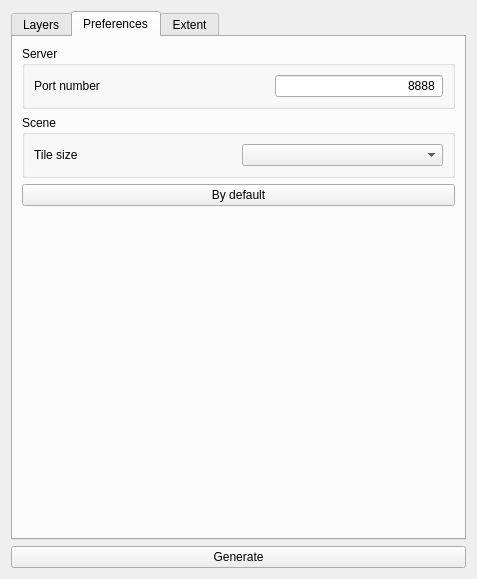
Before: the Qt Designer form ui_vizitown.ui in vongoethe/vizitown_plugin, drawn with Qt 5.
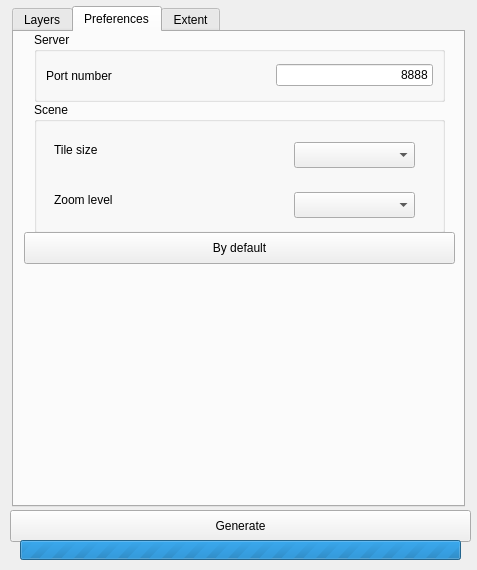
After: the same form once the commit is applied. The open tabs and pages were chosen to show the change. Icons and pictures are not drawn.

```diff
--- a/ui_vizitown.ui
+++ b/ui_vizitown.ui
@@ -10,19 +10,19 @@
     <x>0</x>
     <y>0</y>
     <width>477</width>
-    <height>579</height>
+    <height>570</height>
    </rect>
   </property>
   <property name="minimumSize">
    <size>
     <width>477</width>
-    <height>579</height>
+    <height>570</height>
    </size>
   </property>
   <property name="maximumSize">
    <size>
     <width>477</width>
-    <height>579</height>
+    <height>570</height>
    </size>
   </property>
   <property name="windowTitle">
@@ -32,9 +32,15 @@
    <iconset>
     <normaloff>vt.png</normaloff>vt.png</iconset>
   </property>
-  <layout class="QGridLayout" name="gridLayout">
-   <item row="0" column="0">
     <widget class="QTabWidget" name="tabWidget">
+   <property name="geometry">
+    <rect>
+     <x>12</x>
+     <y>6</y>
+     <width>453</width>
+     <height>501</height>
+    </rect>
+   </property>
      <property name="currentIndex">
       <number>0</number>
      </property>
@@ -106,22 +112,15 @@
       <attribute name="title">
        <string>Preferences</string>
       </attribute>
-      <layout class="QGridLayout" name="gridLayout_4">
-       <item row="3" column="0">
-        <spacer name="verticalSpacer">
-         <property name="orientation">
-          <enum>Qt::Vertical</enum>
-         </property>
-         <property name="sizeHint" stdset="0">
-          <size>
-           <width>20</width>
-           <height>40</height>
-          </size>
-         </property>
-        </spacer>
-       </item>
-       <item row="0" column="0">
         <widget class="QGroupBox" name="groupBox_4">
+     <property name="geometry">
+      <rect>
+       <x>20</x>
+       <y>0</y>
+       <width>411</width>
+       <height>70</height>
+      </rect>
+     </property>
          <property name="title">
           <string>Server</string>
          </property>
@@ -152,7 +151,7 @@
              <set>Qt::ImhDigitsOnly</set>
             </property>
             <property name="inputMask">
-             <string>00000</string>
+         <string>0000</string>
             </property>
             <property name="text">
              <string>8888</string>
@@ -164,34 +163,78 @@
           </item>
          </layout>
         </widget>
-       </item>
-       <item row="1" column="0">
         <widget class="QGroupBox" name="groupBox_5">
+     <property name="geometry">
+      <rect>
+       <x>20</x>
+       <y>70</y>
+       <width>411</width>
+       <height>131</height>
+      </rect>
+     </property>
          <property name="title">
           <string>Scene</string>
          </property>
-         <layout class="QHBoxLayout" name="horizontalLayout_4">
-          <item>
            <widget class="QLabel" name="label_8">
+      <property name="geometry">
+       <rect>
+        <x>20</x>
+        <y>40</y>
+        <width>53</width>
+        <height>16</height>
+       </rect>
+      </property>
             <property name="text">
              <string>Tile size</string>
             </property>
            </widget>
-          </item>
-          <item>
-           <widget class="QComboBox" name="cb_tuile"/>
-          </item>
-         </layout>
-        </widget>
-       </item>
-       <item row="2" column="0">
-        <widget class="QPushButton" name="but_defaut">
+     <widget class="QComboBox" name="cb_tuile">
+      <property name="geometry">
+       <rect>
+        <x>260</x>
+        <y>40</y>
+        <width>121</width>
+        <height>26</height>
+       </rect>
+      </property>
+     </widget>
+     <widget class="QLabel" name="label_9">
+      <property name="geometry">
+       <rect>
+        <x>20</x>
+        <y>90</y>
+        <width>71</width>
+        <height>16</height>
+       </rect>
+      </property>
+      <property name="text">
+       <string>Zoom level</string>
+      </property>
+     </widget>
+     <widget class="QComboBox" name="cb_zoom">
+      <property name="geometry">
+       <rect>
+        <x>260</x>
+        <y>90</y>
+        <width>121</width>
+        <height>26</height>
+       </rect>
+      </property>
+     </widget>
+    </widget>
+    <widget class="QPushButton" name="btn_defaut">
+     <property name="geometry">
+      <rect>
+       <x>10</x>
+       <y>200</y>
+       <width>431</width>
+       <height>32</height>
+      </rect>
+     </property>
          <property name="text">
           <string>By default</string>
          </property>
         </widget>
-       </item>
-      </layout>
      </widget>
      <widget class="QWidget" name="extent">
       <attribute name="title">
@@ -270,15 +313,35 @@
       </layout>
      </widget>
     </widget>
-   </item>
-   <item row="1" column="0">
-    <widget class="QPushButton" name="btnGenerate">
+  <widget class="QPushButton" name="btn_generate">
+   <property name="geometry">
+    <rect>
+     <x>10</x>
+     <y>510</y>
+     <width>461</width>
+     <height>32</height>
+    </rect>
+   </property>
      <property name="text">
       <string>Generate</string>
      </property>
     </widget>
-   </item>
-  </layout>
+  <widget class="QProgressBar" name="progressBar">
+   <property name="geometry">
+    <rect>
+     <x>20</x>
+     <y>540</y>
+     <width>441</width>
+     <height>20</height>
+    </rect>
+   </property>
+   <property name="maximum">
+    <number>0</number>
+   </property>
+   <property name="value">
+    <number>-1</number>
+   </property>
+  </widget>
  </widget>
  <resources/>
  <connections/>
```
Left out of the diff: 27 changed lines with no effect on the pictures. Lines whose indentation alone changed are shown as unchanged.
